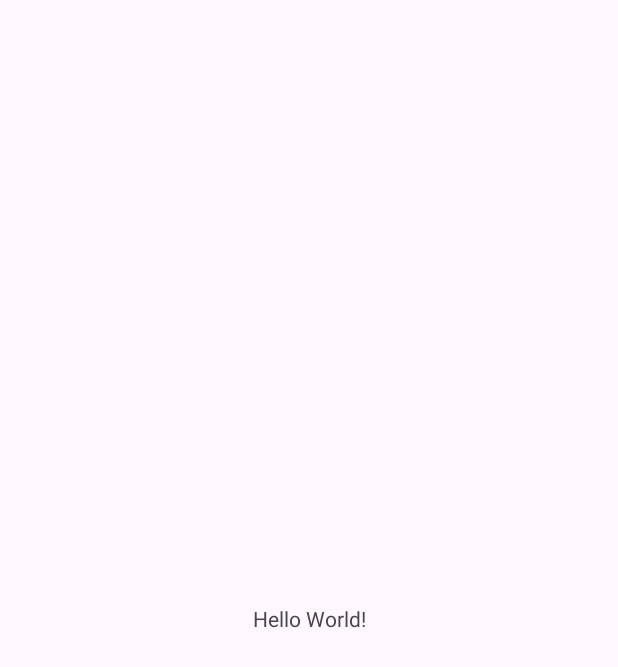
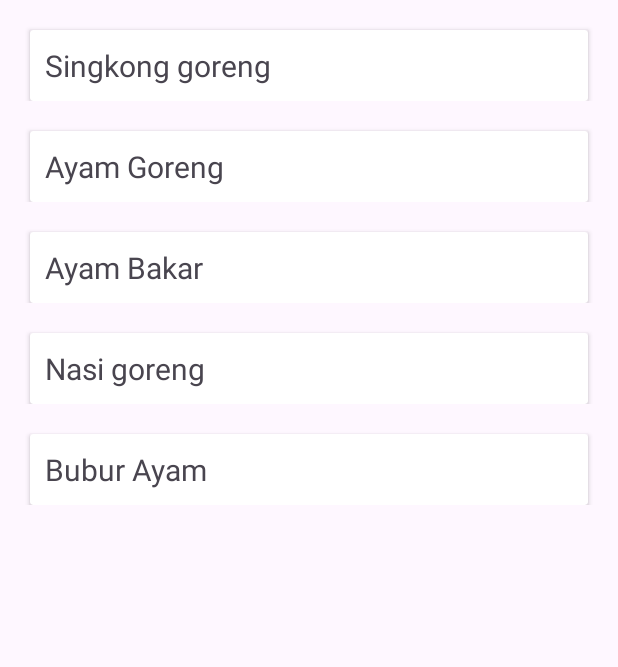
Before and after one commit to AjiSuryawan/LatihanGit10PPLG2, an Android app: the screen it shows after launch (MainActivity), on a phone screen of 412 x 824 dp. Before the commit the part shown is almost empty. Shown: the top 667 px of the screen. Run offline under Robolectric (Android 15) with nearby library versions, the phone set to English and light mode, and no system bars.

Commit message:
feat: [AS] add recuclerView

```diff
--- /dev/null
+++ b/app/src/main/java/com/example/latihangit10pplg2/AdapterListMakanan.java
@@ -0,0 +1,52 @@
+package com.example.latihangit10pplg2;
+
+import android.content.Context;
+import android.view.LayoutInflater;
+import android.view.View;
+import android.view.ViewGroup;
+import android.widget.TextView;
+
+import androidx.annotation.NonNull;
+import androidx.recyclerview.widget.RecyclerView;
+
+import java.util.List;
+
+public class AdapterListMakanan extends RecyclerView.Adapter<AdapterListMakanan.ViewHolder>{
+
+    List<String> listData;
+    private LayoutInflater mInflater;;
+
+    public AdapterListMakanan(List<String> listData, Context context){
+        this.listData = listData;
+        this.mInflater = LayoutInflater.from(context);
+    }
+
+    @NonNull
+    @Override
+    public AdapterListMakanan.ViewHolder onCreateViewHolder(@NonNull ViewGroup parent, int viewType) {
+        View view = mInflater.inflate(R.layout.recyclerview_row, parent, false);
+        return new ViewHolder(view);
+
+
+    }
+
+    @Override
+    public void onBindViewHolder(@NonNull AdapterListMakanan.ViewHolder holder, int position) {
+        String makanann = listData.get(position);
+        holder.tvMakananFavorite.setText(makanann);
+    }
+
+    @Override
+    public int getItemCount() {
+        return listData.size();
+    }
+
+    public class ViewHolder extends RecyclerView.ViewHolder {
+
+        TextView tvMakananFavorite;
+        public ViewHolder(@NonNull View itemView) {
+            super(itemView);
+            tvMakananFavorite = itemView.findViewById(R.id.tvMakananFav);
+        }
+    }
+}
--- a/app/src/main/java/com/example/latihangit10pplg2/MainActivity.java
+++ b/app/src/main/java/com/example/latihangit10pplg2/MainActivity.java
@@ -1,14 +1,35 @@
 package com.example.latihangit10pplg2;
 
 import androidx.appcompat.app.AppCompatActivity;
+import androidx.recyclerview.widget.LinearLayoutManager;
+import androidx.recyclerview.widget.RecyclerView;
 
 import android.os.Bundle;
 
+import java.util.ArrayList;
+import java.util.List;
+
 public class MainActivity extends AppCompatActivity {
+    RecyclerView rvMakananFav;
+    List<String> listDataMakanan;
 
+    AdapterListMakanan adapter;
     @Override
     protected void onCreate(Bundle savedInstanceState) {
         super.onCreate(savedInstanceState);
         setContentView(R.layout.activity_main);
+        rvMakananFav = findViewById(R.id.rvMakananFav);
+        listDataMakanan = new ArrayList<>();
+        listDataMakanan.add("Singkong goreng");
+        listDataMakanan.add("Ayam Goreng");
+        listDataMakanan.add("Ayam Bakar");
+        listDataMakanan.add("Nasi goreng");
+        listDataMakanan.add("Bubur Ayam");
+
+        // call adapter class
+        rvMakananFav.setLayoutManager(new LinearLayoutManager(this));
+        adapter = new AdapterListMakanan(listDataMakanan, this);
+        rvMakananFav.setAdapter(adapter);
+
     }
 }
--- a/app/src/main/res/layout/activity_main.xml
+++ b/app/src/main/res/layout/activity_main.xml
@@ -1,18 +1,16 @@
 <?xml version="1.0" encoding="utf-8"?>
-<androidx.constraintlayout.widget.ConstraintLayout xmlns:android="http://schemas.android.com/apk/res/android"
+<LinearLayout
+    android:orientation="vertical"
+    xmlns:android="http://schemas.android.com/apk/res/android"
     xmlns:app="http://schemas.android.com/apk/res-auto"
     xmlns:tools="http://schemas.android.com/tools"
     android:layout_width="match_parent"
     android:layout_height="match_parent"
     tools:context=".MainActivity">
 
-    <TextView
-        android:layout_width="wrap_content"
-        android:layout_height="wrap_content"
-        android:text="Hello World!"
-        app:layout_constraintBottom_toBottomOf="parent"
-        app:layout_constraintEnd_toEndOf="parent"
-        app:layout_constraintStart_toStartOf="parent"
-        app:layout_constraintTop_toTopOf="parent" />
+    <androidx.recyclerview.widget.RecyclerView
+        android:id="@+id/rvMakananFav"
+        android:layout_width="match_parent"
+        android:layout_height="match_parent"/>
 
-</androidx.constraintlayout.widget.ConstraintLayout>
+</LinearLayout>
--- /dev/null
+++ b/app/src/main/res/layout/recyclerview_row.xml
@@ -0,0 +1,21 @@
+<?xml version="1.0" encoding="utf-8"?>
+<androidx.constraintlayout.widget.ConstraintLayout xmlns:android="http://schemas.android.com/apk/res/android"
+    android:layout_width="match_parent"
+    android:layout_height="wrap_content"
+    xmlns:app="http://schemas.android.com/apk/res-auto">
+
+    <androidx.cardview.widget.CardView
+        android:layout_margin="20dp"
+        app:layout_constraintStart_toStartOf="parent"
+        app:layout_constraintTop_toTopOf="parent"
+        android:layout_width="match_parent"
+        android:layout_height="wrap_content">
+        <TextView
+            android:padding="10dp"
+            android:id="@+id/tvMakananFav"
+            android:layout_width="wrap_content"
+            android:layout_height="wrap_content"
+            android:textSize="20dp" />
+    </androidx.cardview.widget.CardView>
+
+</androidx.constraintlayout.widget.ConstraintLayout>
```
